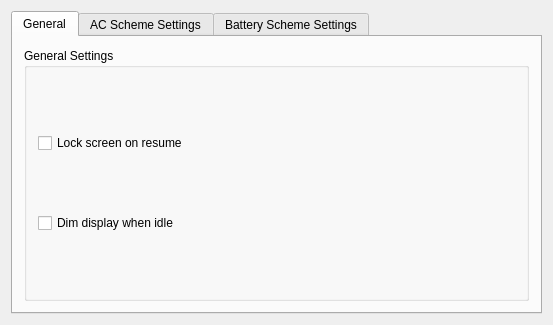
Old version of the form kcmodule/dialog.ui in the repository KDE/powerdevil.
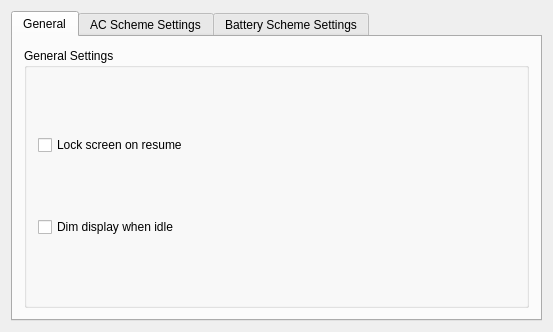
New version of the form.

What changed in the file:
```diff
--- a/kcmodule/dialog.ui
+++ b/kcmodule/dialog.ui
@@ -6,7 +6,7 @@
     <x>0</x>
     <y>0</y>
     <width>539</width>
-    <height>325</height>
+    <height>332</height>
    </rect>
   </property>
   <property name="mouseTracking" >
@@ -36,7 +36,7 @@
         <x>0</x>
         <y>0</y>
         <width>523</width>
-        <height>283</height>
+        <height>290</height>
        </rect>
       </property>
       <attribute name="title" >
```
Left out of the diff: 4 changed lines with no effect on the pictures.
